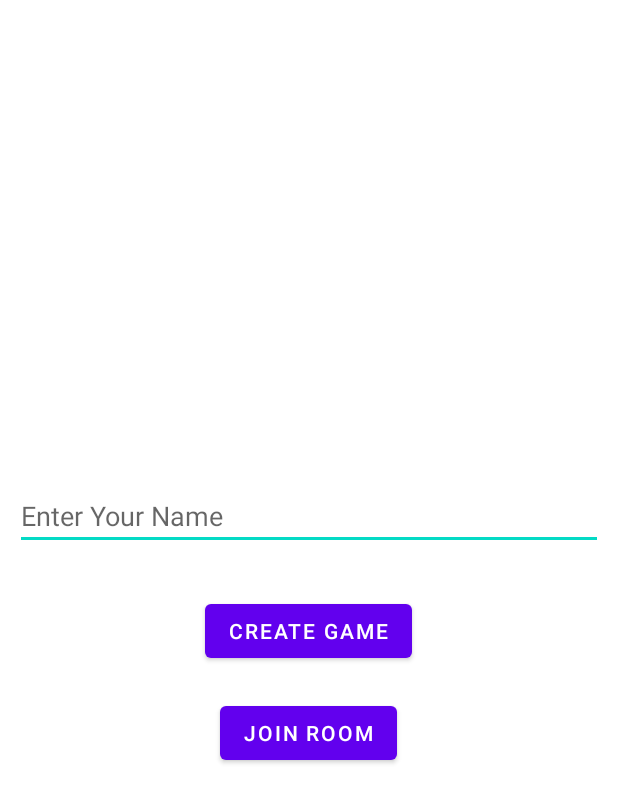
After one commit to feras272/RockPaperScissorsJava, an Android app: the layout activity_home_activty.xml on its own in the app's theme, with its tools: preview values and no code run, on a phone screen of 412 x 824 dp. The commit adds this screen. Shown: the top 803 px of the screen. Run offline under Robolectric (Android 15) with nearby library versions, the phone set to English and light mode, and no system bars.

Commit message:
add home page

```diff
--- a/app/src/main/AndroidManifest.xml
+++ b/app/src/main/AndroidManifest.xml
@@ -12,6 +12,9 @@
         android:theme="@style/Theme.RockPaperScissorsJava"
         tools:targetApi="31">
         <activity
+            android:name=".homeActivty"
+            android:exported="false" />
+        <activity
             android:name=".SplashActivity"
             android:exported="true">
             <intent-filter>
@@ -22,8 +25,7 @@
         </activity>
         <activity
             android:name=".MainActivity"
-            android:exported="false">
-        </activity>
+            android:exported="false"></activity>
     </application>
 
 </manifest>
--- /dev/null
+++ b/app/src/main/java/com/ferasdev/rockpaperscissorsjava/homeActivity.java
@@ -0,0 +1,21 @@
+package com.ferasdev.rockpaperscissorsjava;
+
+import androidx.appcompat.app.AppCompatActivity;
+
+import android.os.Bundle;
+import android.view.View;
+
+public class homeActivity extends AppCompatActivity {
+
+    @Override
+    protected void onCreate(Bundle savedInstanceState) {
+        super.onCreate(savedInstanceState);
+        setContentView(R.layout.activity_home_activty);
+    }
+
+    public void createGame(View view) {
+    }
+
+    public void joinGame(View view) {
+    }
+}
--- /dev/null
+++ b/app/src/main/res/layout/activity_home_activty.xml
@@ -0,0 +1,35 @@
+<?xml version="1.0" encoding="utf-8"?>
+<LinearLayout xmlns:android="http://schemas.android.com/apk/res/android"
+    xmlns:app="http://schemas.android.com/apk/res-auto"
+    xmlns:tools="http://schemas.android.com/tools"
+    android:layout_width="match_parent"
+    android:layout_height="match_parent"
+    android:orientation="vertical"
+    android:gravity="center"
+    tools:context=".homeActivity">
+
+    <EditText
+        android:layout_width="match_parent"
+        android:layout_height="wrap_content"
+        android:hint = "@string/enter_your_name"
+        android:layout_margin="10dp"/>
+
+    <Button
+        android:layout_width="wrap_content"
+        android:layout_height="wrap_content"
+        android:layout_marginTop="20dp"
+        android:text="@string/create_game"
+        android:onClick="createGame"
+        />
+
+
+
+    <Button
+        android:layout_width="wrap_content"
+        android:layout_height="wrap_content"
+        android:layout_marginTop="20dp"
+        android:text="@string/join"
+        android:onClick="joinGame"
+        />
+
+</LinearLayout>
--- a/app/src/main/res/values/strings.xml
+++ b/app/src/main/res/values/strings.xml
@@ -3,4 +3,7 @@
     <string name="player_name">Player Name ...</string>
     <string name="player_name2">Player name2 ...</string>
     <string name="waiting">Waiting</string>
+    <string name="enter_your_name">Enter Your Name</string>
+    <string name="create_game">Create Game</string>
+    <string name="join">Join Room</string>
 </resources>
```
